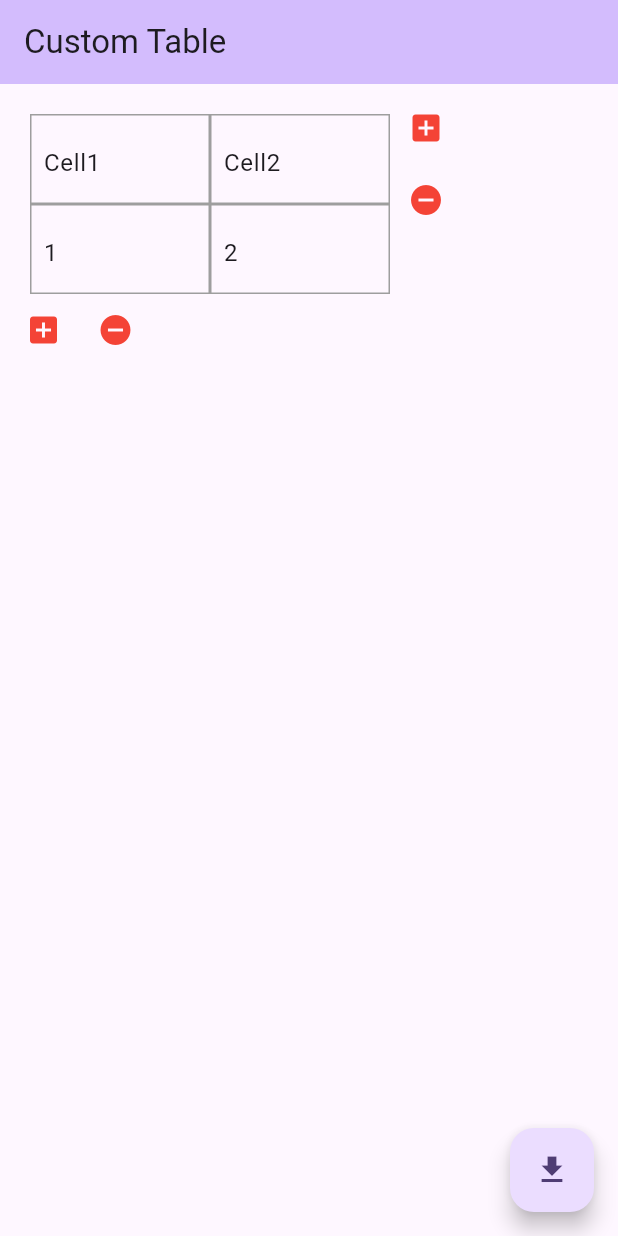
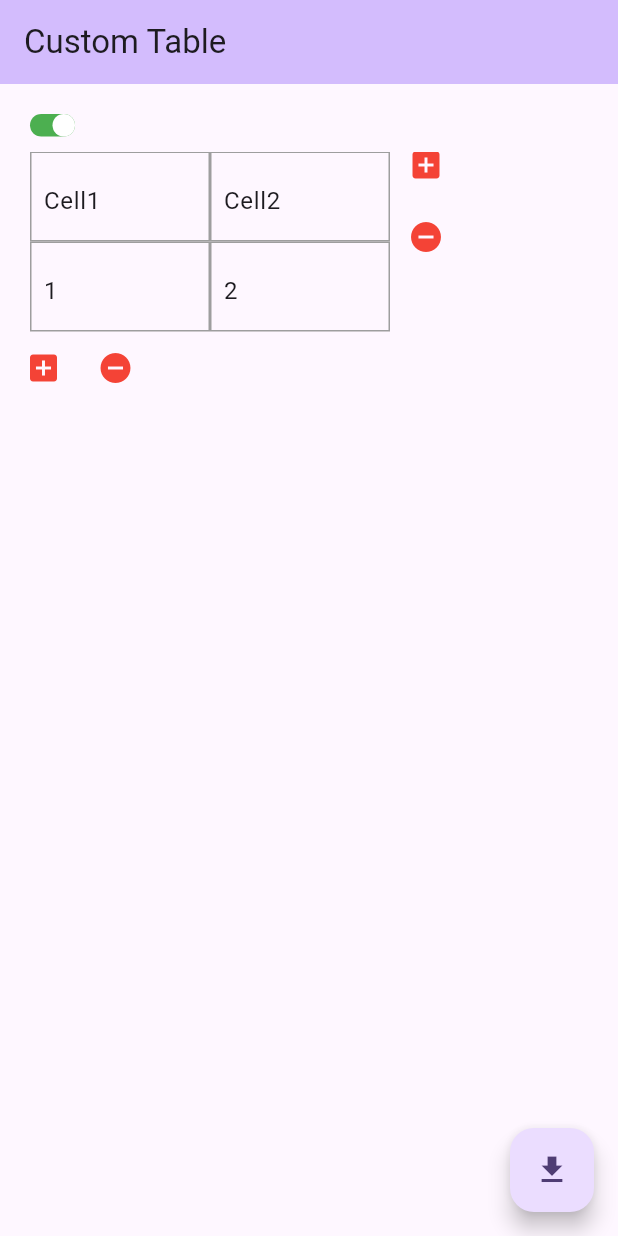
Before and after one commit to neilsadev/flutter-spreadsheet, a Flutter app: the screen it shows after launch, after a tap on "Generate Table", on a phone screen of 412 x 824 dp. Run offline on Flutter 3.47's test engine with Material 2 defaults, Android fonts, the phone set to English and light mode, and no system bars.

```diff
--- a/lib/homepage.dart
+++ b/lib/homepage.dart
@@ -207,7 +207,46 @@ class _MyHomePageState extends State<MyHomePage> {
                   ),
                 ),
               )
-            : SingleChildScrollView(
+            : Column(
+                crossAxisAlignment: CrossAxisAlignment.start,
+                children: [
+                  GestureDetector(
+                    onTap: () {
+                      setState(() {
+                        dragHorizontally = !dragHorizontally;
+                      });
+                    },
+                    child: Container(
+                      width: 30.0,
+                      height: 15.0,
+                      decoration: BoxDecoration(
+                        color: dragHorizontally ? Colors.green : Colors.grey,
+                        borderRadius: BorderRadius.circular(15.0),
+                      ),
+                      child: Stack(
+                        children: [
+                          AnimatedPositioned(
+                            duration: Duration(milliseconds: 200),
+                            curve: Curves.easeInOut,
+                            left: dragHorizontally ? 15.0 : 0.0,
+                            child: Container(
+                              width: 15.0,
+                              height: 15.0,
+                              decoration: BoxDecoration(
+                                color: Colors.white,
+                                borderRadius: BorderRadius.circular(15.0),
+                              ),
+                            ),
+                          ),
+                        ],
+                      ),
+                    ),
+                  ),
+                  const SizedBox(
+                    height: 10,
+                  ),
+                  Expanded(
+                    child: SingleChildScrollView(
                       scrollDirection: Axis.horizontal,
                       child: Stack(
                         children: [
@@ -220,30 +259,48 @@ class _MyHomePageState extends State<MyHomePage> {
                                 itemCount: data.length,
                                 itemBuilder: (context, rowIndex) {
                                   return Row(
-                              children: List.generate(data[rowIndex].length,
-                                  (colIndex) {
+                                    children: List.generate(
+                                        data[rowIndex].length, (colIndex) {
                                       return Container(
                                         width: tableWidth,
                                         height: tableHeight,
                                         padding: const EdgeInsets.all(8.0),
                                         decoration: BoxDecoration(
-                                    border: Border.all(color: Colors.grey),
+                                          border:
+                                              Border.all(color: Colors.grey),
                                         ),
                                         child: Draggable(
-                                    axis: Axis.horizontal,
+                                          axis: dragHorizontally
+                                              ? Axis.horizontal
+                                              : Axis.vertical,
                                           feedback:
                                               Container(), // Empty container during drag
                                           onDragUpdate: (details) {
+                                            if (dragHorizontally) {
                                               setState(() {
                                                 tableWidth += details.delta.dx;
                                               });
+                                            } else {
+                                              setState(() {
+                                                tableHeight += details.delta.dy;
+                                              });
+                                            }
                                           },
                                           onDragEnd: (details) {
+                                            if (dragHorizontally) {
                                               if (tableWidth < 50.0) {
                                                 setState(() {
                                                   tableWidth =
                                                       50.0; // Set a minimum width
                                                 });
+                                              }
+                                            } else {
+                                              if (tableHeight < 50.0) {
+                                                setState(() {
+                                                  tableHeight =
+                                                      50.0; // Set a minimum height
+                                                });
+                                              }
                                             }
                                           },
                                           child: TextFormField(
@@ -251,14 +308,17 @@ class _MyHomePageState extends State<MyHomePage> {
                                               border: InputBorder.none,
                                             ),
                                             key: Key(data[rowIndex][colIndex]),
-                                      initialValue: data[rowIndex][colIndex],
+                                            initialValue: data[rowIndex]
+                                                [colIndex],
                                             onFieldSubmitted: (newValue) {
                                               if (newValue.startsWith("=")) {
-                                          newValue = newValue.toUpperCase();
+                                                newValue =
+                                                    newValue.toUpperCase();
                                                 var evaluatedValue = evaluator
                                                     .evaluate(
                                                         updateFormulaWithJsonValues(
-                                                      newValue, tableJson))
+                                                            newValue,
+                                                            tableJson))
                                                     .toString();
 
                                                 setState(() {
@@ -268,15 +328,17 @@ class _MyHomePageState extends State<MyHomePage> {
                                                       convertToCustomJson(data);
                                                 });
                                               } else {
-                                          if (newValue.length > maxChars &&
+                                                if (newValue.length >
+                                                        maxChars &&
                                                     newValue.length > 13) {
                                                   setState(() {
-                                              tableWidth +=
-                                                  5 * (newValue.length - 13);
+                                                    tableWidth += 5 *
+                                                        (newValue.length - 13);
                                                   });
                                                 }
                                                 setState(() {
-                                            data[rowIndex][colIndex] = newValue;
+                                                  data[rowIndex][colIndex] =
+                                                      newValue;
                                                   tableJson =
                                                       convertToCustomJson(data);
                                                 });
@@ -347,6 +409,9 @@ class _MyHomePageState extends State<MyHomePage> {
                       ),
                     ),
                   ),
+                ],
+              ),
+      ),
       floatingActionButton: FloatingActionButton(
         onPressed: _incrementCounter,
         tooltip: 'Increment',
```
Lines whose indentation alone changed are shown as unchanged.
